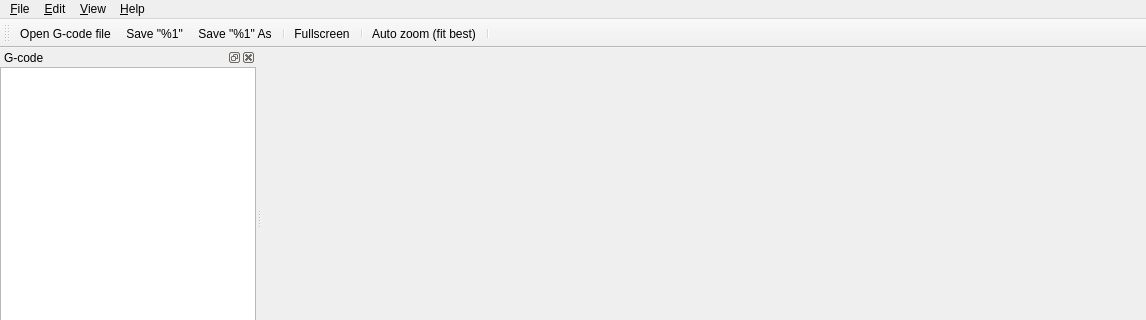
Old version of the form mainwin.ui in the repository QGCoder/qgcoder; both pictures show x 0 to 1146 and y 0 to 320 of the 1146 by 626 pixel window.
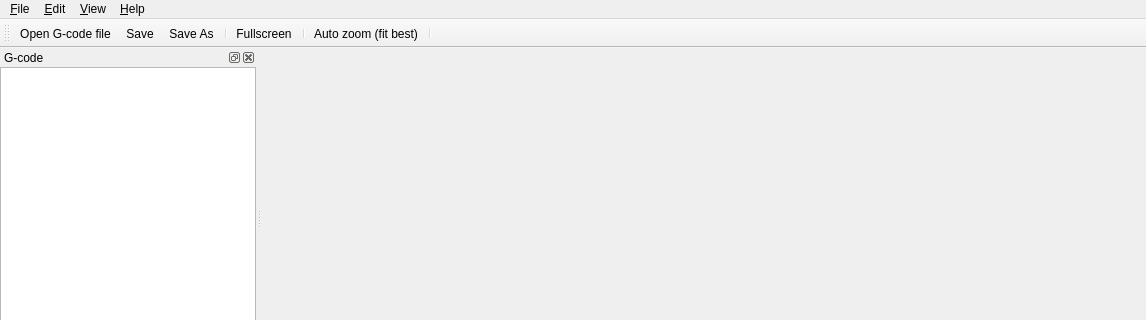
New version of the form. Icons and pictures are not drawn. Custom widgets are drawn as their Qt base class.

Commit message:
Make Save (Ctrl+S) write back over the open file
Add a real Save action that writes the editor contents back to the file
being shown, falling back to Save As when nothing has been loaded yet or
on WebAssembly (no persistent filesystem). Keep the File menu entries,
and the title, labelling whichever file a save would actually touch.

Fix save being Interactive only.

```diff
--- a/mainwin.ui
+++ b/mainwin.ui
@@ -341,7 +341,7 @@
      <normaloff>.</normaloff>.</iconset>
    </property>
    <property name="text">
-    <string>&amp;Save &quot;%1&quot; &amp;As...</string>
+    <string>&amp;Save &amp;As...</string>
    </property>
    <property name="toolTip">
     <string>Save G-code file as..</string>
@@ -356,7 +356,7 @@
      <normaloff>.</normaloff>.</iconset>
    </property>
    <property name="text">
-    <string>&amp;Save &quot;%1&quot;</string>
+    <string>&amp;Save</string>
    </property>
    <property name="toolTip">
     <string>Save G-code.</string>
```
Left out of the diff: 2 changed lines with no effect on the pictures. The commit also changes 2 other files.
